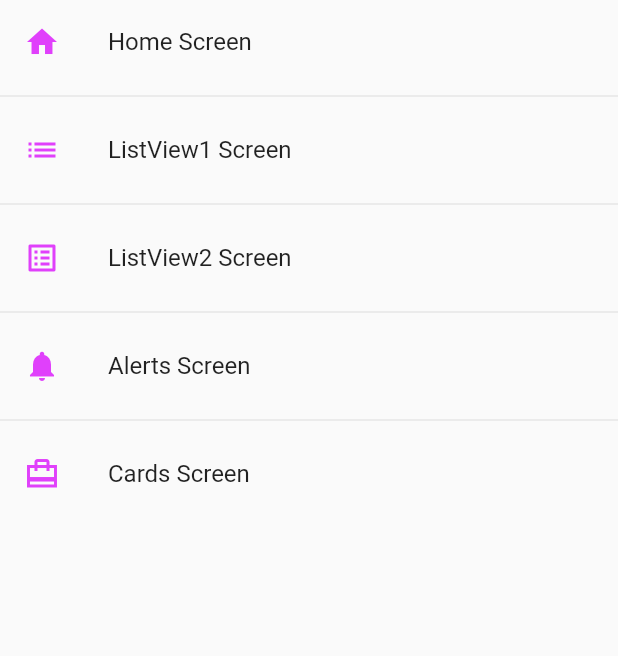
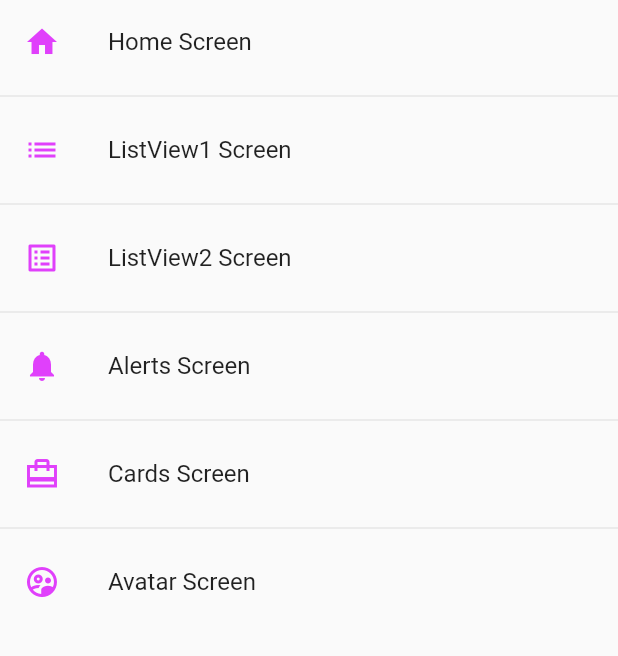
Before and after one commit to erviinHD/Flutter-Components, a Flutter app: the screen it shows after launch, on a phone screen of 412 x 824 dp, the part 84-740 px from its top. Run offline on Flutter 3.47's test engine with Material 2 defaults, Android fonts, the phone set to English and light mode, and no system bars.

Commit message:
feat: circle avatar

```diff
--- a/lib/router/app_routes.dart
+++ b/lib/router/app_routes.dart
@@ -30,6 +30,11 @@ class AppRoutes {
         name: 'Cards Screen',
         screen: const CardScreen(),
         icon: Icons.card_travel_sharp),
+    MenuOptions(
+        route: 'avatar',
+        name: 'Avatar Screen',
+        screen: const AvatarScreen(),
+        icon: Icons.supervised_user_circle_outlined),
   ];
   static Map<String, Widget Function(BuildContext)> getAppRoutes() {
     Map<String, Widget Function(BuildContext)> appRoutes = {};
--- a/lib/screens/screens.dart
+++ b/lib/screens/screens.dart
@@ -3,3 +3,4 @@ export 'package:fl_components/screens/card_screen.dart';
 export 'package:fl_components/screens/listView1_screen.dart';
 export 'package:fl_components/screens/listView2_screen.dart';
 export 'package:fl_components/screens/alert_screen.dart';
+export 'package:fl_components/screens/avatar_screen.dart';
```
Also changed, not shown: lib/screens/avatar_screen.dart (added, +30 -0 lines).
